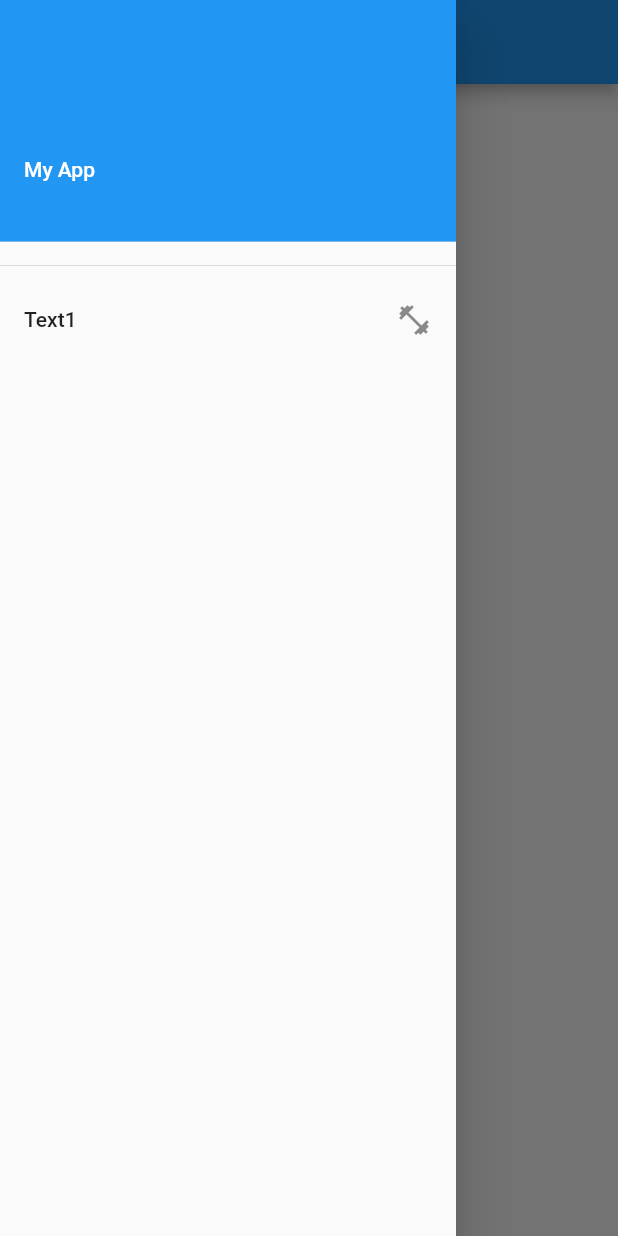
After one commit to mridul82/flutter-frontend, a Flutter app: the Dashboard screen opened directly, with the side drawer open, on a phone screen of 412 x 824 dp. The commit adds this screen. Run offline on Flutter 3.47's test engine with Material 2 defaults, Android fonts, the phone set to English and light mode, and no system bars; our stand-ins replace shared_preferences; accounts and stored records are empty.

Commit message:
login and dashboard page added

```diff
--- /dev/null
+++ b/lib/Screens/Dashboard.dart
@@ -0,0 +1,50 @@
+import 'package:flutter/material.dart';
+import 'package:fluuter_front_end/Screens/HomePage.dart';
+import 'package:shared_preferences/shared_preferences.dart';
+
+class Dashboard extends StatelessWidget {
+  @override
+  Widget build(BuildContext context) {
+    return Scaffold(
+      appBar: AppBar(
+        title: Text('Dashboard'),
+      ),
+      body: Container(
+        alignment: Alignment.center,
+        child: Column(
+          children: <Widget>[
+            FlatButton(
+              onPressed: () async {
+                SharedPreferences sharedPreferences =
+                    await SharedPreferences.getInstance();
+                sharedPreferences.clear();
+                Navigator.of(context).pushAndRemoveUntil(
+                    MaterialPageRoute(
+                        builder: (BuildContext context) => HomePage()),
+                    (Route<dynamic> route) => false);
+                //sharedPreferences.commit();
+              },
+              child: Text("Log Out", style: TextStyle(color: Colors.blue)),
+            )
+          ],
+        ),
+      ),
+      drawer: Drawer(
+        child: ListView(
+          children: <Widget>[
+            UserAccountsDrawerHeader(
+              accountName: Text('My App'),
+              accountEmail: Text(''),
+            ),
+            Divider(),
+            ListTile(
+              title: Text('Text1'),
+              trailing: Icon(Icons.fitness_center),
+              onTap: () {},
+            )
+          ],
+        ),
+      ),
+    );
+  }
+}
--- a/pubspec.yaml
+++ b/pubspec.yaml
@@ -24,6 +24,7 @@ dependencies:
   flutter:
     sdk: flutter
   http:
+  shared_preferences: ^0.5.10
 
 
 
```
Also changed, not shown: lib/Screens/HomePage.dart (+46 -9 lines), lib/Services/auth.dart (+22 -0 lines), pubspec.lock, 1 other file.
